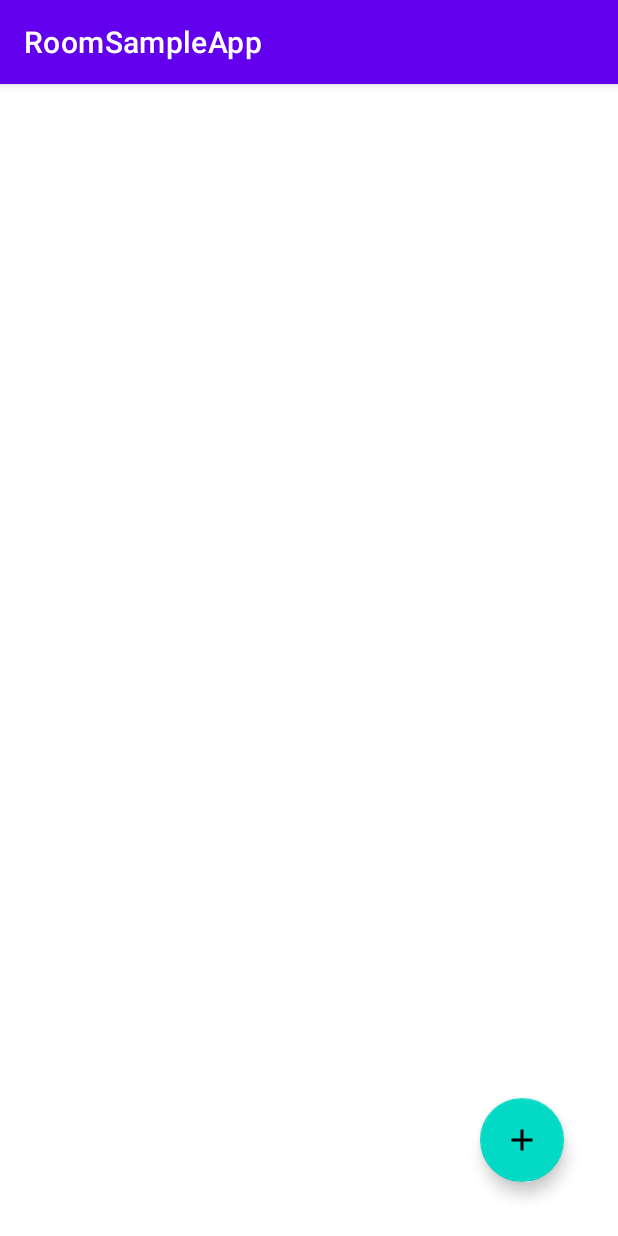
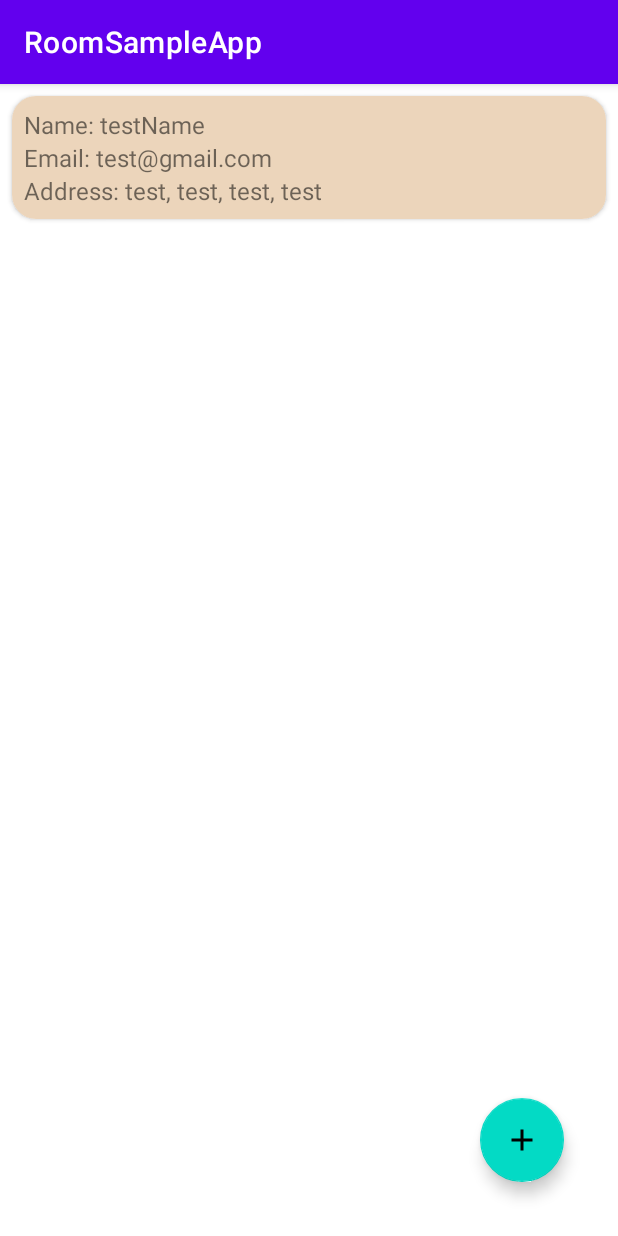
Before and after one commit to nehabalajiMM/RoomSampleApp, an Android app: the screen it shows after launch (MainActivity), on a phone screen of 412 x 824 dp. Run offline under Robolectric (Android 15) with nearby library versions, the phone set to English and light mode, and no system bars; our stand-ins replace Dagger/Hilt's generated code, Room's generated code, data binding.

Commit message:
Display contact list

```diff
--- a/app/src/main/AndroidManifest.xml
+++ b/app/src/main/AndroidManifest.xml
@@ -14,7 +14,7 @@
         android:theme="@style/Theme.RoomSampleApp"
         tools:targetApi="31">
         <activity
-            android:name=".ui.MainActivity"
+            android:name=".ui.main.MainActivity"
             android:exported="true">
             <intent-filter>
                 <action android:name="android.intent.action.MAIN" />
--- /dev/null
+++ b/app/src/main/java/com/example/roomsampleapp/adapter/ContactsListAdapter.kt
@@ -0,0 +1,49 @@
+package com.example.roomsampleapp.adapter
+
+import android.view.LayoutInflater
+import android.view.ViewGroup
+import androidx.recyclerview.widget.AsyncListDiffer
+import androidx.recyclerview.widget.DiffUtil
+import androidx.recyclerview.widget.RecyclerView
+import com.example.roomsampleapp.databinding.ContactItemBinding
+import com.example.roomsampleapp.room.entities.Contact
+
+class ContactsListAdapter : RecyclerView.Adapter<ContactsListAdapter.ContactViewHolder>() {
+
+    inner class ContactViewHolder(val binding: ContactItemBinding) : RecyclerView.ViewHolder(binding.root) {
+        fun bind(contact: Contact) {
+            binding.contact = contact
+        }
+    }
+
+    private val diffCallback = object : DiffUtil.ItemCallback<Contact>() {
+        override fun areItemsTheSame(oldItem: Contact, newItem: Contact): Boolean {
+            return oldItem.contactId == newItem.contactId
+        }
+
+        override fun areContentsTheSame(oldItem: Contact, newItem: Contact): Boolean {
+            return oldItem == newItem
+        }
+    }
+
+    val differ = AsyncListDiffer(this, diffCallback)
+
+    override fun onCreateViewHolder(parent: ViewGroup, viewType: Int): ContactViewHolder {
+        return ContactViewHolder(
+            ContactItemBinding.inflate(
+                LayoutInflater.from(parent.context),
+                parent,
+                false
+            )
+        )
+    }
+
+    override fun onBindViewHolder(holder: ContactViewHolder, position: Int) {
+        var contact = differ.currentList[position]
+        holder.bind(contact)
+    }
+
+    override fun getItemCount(): Int {
+        return differ.currentList.size
+    }
+}
--- a/app/src/main/java/com/example/roomsampleapp/di/SampleModule.kt
+++ b/app/src/main/java/com/example/roomsampleapp/di/ContactsModule.kt
@@ -14,13 +14,14 @@ import javax.inject.Singleton
 
 @Module
 @InstallIn(SingletonComponent::class)
-class SampleModule {
+class ContactsModule {
 
     @Singleton
     @Provides
     fun providesContactDatabase(
         @ApplicationContext context: Context
-    ) = Room.databaseBuilder(context, ContactsDatabase::class.java, "Contacts Database").build()
+    ) = Room.databaseBuilder(context, ContactsDatabase::class.java, "Contacts Database")
+        .build()
 
     @Singleton
     @Provides
--- a/app/src/main/java/com/example/roomsampleapp/room/dao/ContactsDao.kt
+++ b/app/src/main/java/com/example/roomsampleapp/room/dao/ContactsDao.kt
@@ -1,11 +1,11 @@
 package com.example.roomsampleapp.room.dao
 
+import androidx.lifecycle.LiveData
 import androidx.room.Dao
 import androidx.room.Delete
 import androidx.room.Insert
 import androidx.room.Query
 import com.example.roomsampleapp.room.entities.Contact
-import kotlinx.coroutines.flow.Flow
 
 @Dao
 interface ContactsDao {
@@ -16,5 +16,5 @@ interface ContactsDao {
     fun deleteContact(contact: Contact)
 
     @Query("SELECT * FROM Contact")
-    fun getAllContacts(): Flow<List<Contact>>
+    fun getAllContacts(): LiveData<List<Contact>>
 }
--- a/app/src/main/java/com/example/roomsampleapp/room/entities/Contact.kt
+++ b/app/src/main/java/com/example/roomsampleapp/room/entities/Contact.kt
@@ -6,10 +6,10 @@ import androidx.room.PrimaryKey
 
 @Entity
 data class Contact(
+    val contactName: String,
+    val contactEmail: String,
+    @Embedded
+    val contactAddress: ContactAddress,
     @PrimaryKey(autoGenerate = true)
-    private val contactId: Int,
-    private val contactName: String,
-    private val contactEmail: String,
-    @Embedded
-    private val contactAddress: ContactAddress
+    val contactId: Long = 0L
 )
--- a/app/src/main/java/com/example/roomsampleapp/room/entities/ContactAddress.kt
+++ b/app/src/main/java/com/example/roomsampleapp/room/entities/ContactAddress.kt
@@ -1,8 +1,8 @@
 package com.example.roomsampleapp.room.entities
 
 data class ContactAddress(
-    private val streetAddress: String,
-    private val city: String,
-    private val state: String,
-    private val country: String
+    val streetAddress: String,
+    val city: String,
+    val state: String,
+    val country: String
 )
--- a/app/src/main/java/com/example/roomsampleapp/room/repository/ContactsRepository.kt
+++ b/app/src/main/java/com/example/roomsampleapp/room/repository/ContactsRepository.kt
@@ -1,15 +1,15 @@
 package com.example.roomsampleapp.room.repository
 
+import androidx.lifecycle.LiveData
 import com.example.roomsampleapp.room.dao.ContactsDao
 import com.example.roomsampleapp.room.entities.Contact
-import kotlinx.coroutines.flow.Flow
 import javax.inject.Inject
 
 class ContactsRepository @Inject constructor(
     private val contactsDao: ContactsDao
 ) {
 
-    fun getContacts(): Flow<List<Contact>> {
+    fun getContacts(): LiveData<List<Contact>> {
         return contactsDao.getAllContacts()
     }
 
--- a/app/src/main/java/com/example/roomsampleapp/ui/MainActivity.kt
+++ /dev/null
@@ -1,14 +0,0 @@
-package com.example.roomsampleapp.ui
-
-import android.os.Bundle
-import androidx.appcompat.app.AppCompatActivity
-import com.example.roomsampleapp.R
-import dagger.hilt.android.AndroidEntryPoint
-
-@AndroidEntryPoint
-class MainActivity : AppCompatActivity() {
-    override fun onCreate(savedInstanceState: Bundle?) {
-        super.onCreate(savedInstanceState)
-        setContentView(R.layout.activity_main)
-    }
-}
--- /dev/null
+++ b/app/src/main/java/com/example/roomsampleapp/ui/main/MainActivity.kt
@@ -0,0 +1,33 @@
+package com.example.roomsampleapp.ui.main
+
+import android.os.Bundle
+import android.util.Log
+import androidx.activity.viewModels
+import androidx.appcompat.app.AppCompatActivity
+import com.example.roomsampleapp.adapter.ContactsListAdapter
+import com.example.roomsampleapp.databinding.ActivityMainBinding
+import dagger.hilt.android.AndroidEntryPoint
+
+@AndroidEntryPoint
+class MainActivity : AppCompatActivity() {
+
+    private lateinit var binding: ActivityMainBinding
+    private val mainViewModel: MainViewModel by viewModels()
+
+    override fun onCreate(savedInstanceState: Bundle?) {
+        super.onCreate(savedInstanceState)
+        binding = ActivityMainBinding.inflate(layoutInflater)
+        setContentView(binding.root)
+
+        val contactsListAdapter = ContactsListAdapter()
+        binding.rvContactsList.adapter = contactsListAdapter
+
+        mainViewModel.contacts.observe(this@MainActivity) {
+            if (it.isNotEmpty()) {
+                contactsListAdapter.differ.submitList(it)
+            } else {
+                Log.e("EMPTY_LIST", "list is empty")
+            }
+        }
+    }
+}
--- /dev/null
+++ b/app/src/main/java/com/example/roomsampleapp/ui/main/MainViewModel.kt
@@ -0,0 +1,34 @@
+package com.example.roomsampleapp.ui.main
+
+import androidx.lifecycle.LiveData
+import androidx.lifecycle.ViewModel
+import androidx.lifecycle.viewModelScope
+import com.example.roomsampleapp.room.entities.Contact
+import com.example.roomsampleapp.room.entities.ContactAddress
+import com.example.roomsampleapp.room.repository.ContactsRepository
+import dagger.hilt.android.lifecycle.HiltViewModel
+import kotlinx.coroutines.Dispatchers
+import kotlinx.coroutines.launch
+import javax.inject.Inject
+
+@HiltViewModel
+class MainViewModel @Inject constructor(
+    private val repository: ContactsRepository
+) : ViewModel() {
+
+    init {
+        viewModelScope.launch(Dispatchers.IO) {
+            repository.insertContact(Contact("testName", "test@gmail.com", ContactAddress("test", "test", "test", "test")))
+        }
+    }
+
+    var contacts: LiveData<List<Contact>> = repository.getContacts()
+
+    fun insertContact(contact: Contact) = viewModelScope.launch(Dispatchers.IO) {
+        repository.insertContact(contact)
+    }
+
+    fun deleteContact(contact: Contact) = viewModelScope.launch(Dispatchers.IO) {
+        repository.deleteContact(contact)
+    }
+}
--- a/app/src/main/res/layout/activity_main.xml
+++ b/app/src/main/res/layout/activity_main.xml
@@ -1,17 +1,27 @@
 <?xml version="1.0" encoding="utf-8"?>
-<androidx.constraintlayout.widget.ConstraintLayout xmlns:android="http://schemas.android.com/apk/res/android"
+<layout xmlns:android="http://schemas.android.com/apk/res/android"
     xmlns:app="http://schemas.android.com/apk/res-auto"
-    xmlns:tools="http://schemas.android.com/tools"
+    xmlns:tools="http://schemas.android.com/tools">
+
+    <data>
+        <variable
+            name="contactAdapter"
+            type="com.example.roomsampleapp.adapter.ContactsListAdapter" />
+    </data>
+
+    <androidx.constraintlayout.widget.ConstraintLayout
         android:layout_width="match_parent"
         android:layout_height="match_parent"
-    tools:context=".ui.MainActivity">
+        tools:context=".ui.main.MainActivity">
 
         <androidx.recyclerview.widget.RecyclerView
+            android:id="@+id/rv_contacts_list"
             android:layout_width="match_parent"
             android:layout_height="match_parent"
             app:layout_constraintBottom_toBottomOf="parent"
             app:layout_constraintEnd_toEndOf="parent"
             app:layout_constraintStart_toStartOf="parent"
+            app:layoutManager="androidx.recyclerview.widget.LinearLayoutManager"
             tools:listitem="@layout/contact_item"
             app:layout_constraintTop_toTopOf="parent" />
 
@@ -28,3 +38,4 @@
             android:contentDescription="@string/add_new_contact" />
 
     </androidx.constraintlayout.widget.ConstraintLayout>
+</layout>
--- a/app/src/main/res/layout/contact_item.xml
+++ b/app/src/main/res/layout/contact_item.xml
@@ -1,15 +1,24 @@
 <?xml version="1.0" encoding="utf-8"?>
 
-<androidx.cardview.widget.CardView xmlns:android="http://schemas.android.com/apk/res/android"
+<layout xmlns:android="http://schemas.android.com/apk/res/android"
+    xmlns:app="http://schemas.android.com/apk/res-auto">
+
+    <data>
+        <variable
+            name="contact"
+            type="com.example.roomsampleapp.room.entities.Contact" />
+    </data>
+
+    <androidx.cardview.widget.CardView
         android:layout_width="match_parent"
-    xmlns:app="http://schemas.android.com/apk/res-auto"
         app:cardCornerRadius="@dimen/dimen_16dp"
+        android:layout_margin="@dimen/dimen_8dp"
         android:layout_height="wrap_content">
 
         <androidx.constraintlayout.widget.ConstraintLayout
             android:layout_width="match_parent"
-        android:layout_height="match_parent"
-        android:background="@android:color/background_light">
+            android:background="@color/cream"
+            android:layout_height="match_parent">
 
             <TextView
                 android:id="@+id/tv_contact_name"
@@ -17,11 +26,14 @@
                 android:layout_height="wrap_content"
                 android:ellipsize="end"
                 android:maxLines="1"
-            android:text="@string/name"
+                android:text="@{@string/name(contact.contactName)}"
                 android:textSize="16sp"
+                app:layout_constraintBottom_toTopOf="@+id/tv_contact_email"
                 app:layout_constraintEnd_toStartOf="@+id/gl_right"
+                app:layout_constraintHorizontal_bias="0.5"
                 app:layout_constraintStart_toStartOf="@+id/gl_left"
-            app:layout_constraintTop_toTopOf="@+id/gl_top" />
+                app:layout_constraintTop_toBottomOf="@id/gl_top"
+                app:layout_constraintVertical_chainStyle="packed" />
 
             <TextView
                 android:id="@+id/tv_contact_email"
@@ -29,9 +41,11 @@
                 android:layout_height="wrap_content"
                 android:ellipsize="end"
                 android:maxLines="1"
-            android:text="@string/email"
+                android:text="@{@string/email(contact.contactEmail)}"
                 android:textSize="16sp"
+                app:layout_constraintBottom_toTopOf="@+id/tv_contact_name2"
                 app:layout_constraintEnd_toStartOf="@+id/gl_right"
+                app:layout_constraintHorizontal_bias="0.5"
                 app:layout_constraintStart_toStartOf="@+id/gl_left"
                 app:layout_constraintTop_toBottomOf="@+id/tv_contact_name" />
 
@@ -41,10 +55,11 @@
                 android:layout_height="wrap_content"
                 android:ellipsize="end"
                 android:maxLines="1"
-            android:text="@string/address"
+                android:text="@{@string/address(contact.contactAddress.streetAddress, contact.contactAddress.city, contact.contactAddress.state, contact.contactAddress.country)}"
                 android:textSize="16sp"
-            app:layout_constraintBottom_toTopOf="@+id/gl_bottom"
+                app:layout_constraintBottom_toTopOf="@id/gl_bottom"
                 app:layout_constraintEnd_toStartOf="@+id/gl_right"
+                app:layout_constraintHorizontal_bias="0.5"
                 app:layout_constraintStart_toStartOf="@+id/gl_left"
                 app:layout_constraintTop_toBottomOf="@+id/tv_contact_email" />
 
@@ -79,3 +94,4 @@
         </androidx.constraintlayout.widget.ConstraintLayout>
 
     </androidx.cardview.widget.CardView>
+</layout>
--- a/app/src/main/res/values/colors.xml
+++ b/app/src/main/res/values/colors.xml
@@ -7,4 +7,5 @@
     <color name="teal_700">#FF018786</color>
     <color name="black">#FF000000</color>
     <color name="white">#FFFFFFFF</color>
+    <color name="cream">#ECD5BB</color>
 </resources>
--- a/app/src/main/res/values/strings.xml
+++ b/app/src/main/res/values/strings.xml
@@ -1,7 +1,8 @@
 <resources>
     <string name="app_name">RoomSampleApp</string>
-    <string name="name">Name:</string>
-    <string name="email">Email:</string>
-    <string name="address">Address:</string>
+    <string name="name">Name: %1$s</string>
+    <string name="email">Email: %1$s</string>
+    <string name="address">Address: %1$s, %2$s, %3$s, %4$s</string>
     <string name="add_new_contact">add_new_contact</string>
+
 </resources>
```
Also changed, not shown: app/build.gradle (+13 -3 lines), app/src/main/java/com/example/roomsampleapp/viewmodel/MainViewModel.kt (deleted, +0 -22 lines). Lines whose indentation alone changed are shown as unchanged.
